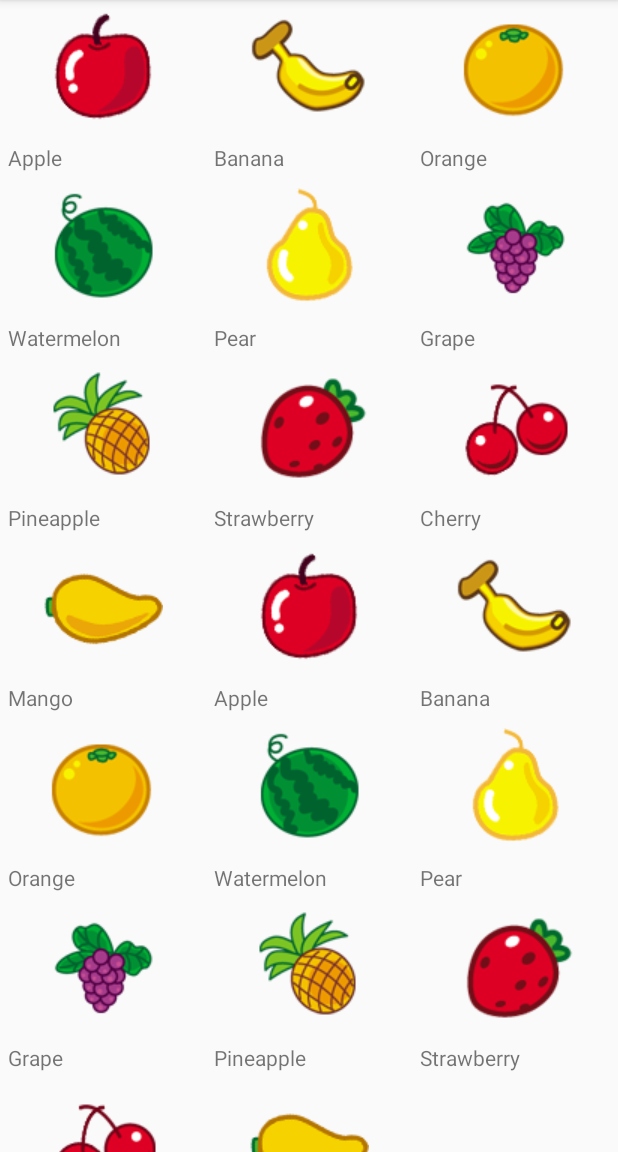
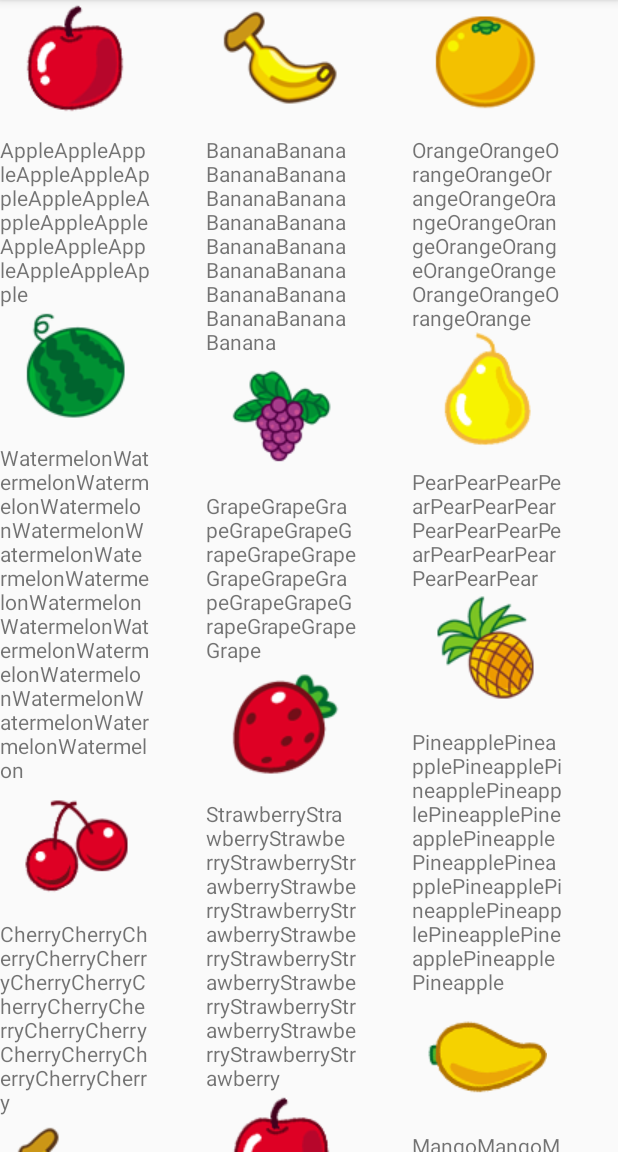
Before and after one commit to WildernessGods/android-demo, an Android app: the RecyclerActivity screen opened directly, with no data from a screen before it, on a phone screen of 412 x 824 dp, the part 84-1236 px from its top. Run offline under Robolectric (Android 15) with nearby library versions, the phone set to English and light mode, and no system bars.

```diff
--- a/app/src/main/java/com/wilderness/androiddemo/FruitAdapter.java
+++ b/app/src/main/java/com/wilderness/androiddemo/FruitAdapter.java
@@ -26,8 +26,8 @@ public class FruitAdapter extends RecyclerView.Adapter<FruitAdapter.ViewHolder>
         public ViewHolder(View view) {
             super(view);
             fruitView = view;
-            fruitImage = (ImageView) view.findViewById(R.id.fruit_image);
-            fruitName = (TextView) view.findViewById(R.id.fruit_name);
+            fruitImage = view.findViewById(R.id.fruit_image);
+            fruitName = view.findViewById(R.id.fruit_name);
         }
     }
 
--- a/app/src/main/java/com/wilderness/androiddemo/RecyclerActivity.java
+++ b/app/src/main/java/com/wilderness/androiddemo/RecyclerActivity.java
@@ -10,6 +10,7 @@ import com.wilderness.androiddemo.bean.Fruit;
 
 import java.util.ArrayList;
 import java.util.List;
+import java.util.Random;
 
 public class RecyclerActivity extends AppCompatActivity {
 
@@ -20,15 +21,18 @@ public class RecyclerActivity extends AppCompatActivity {
         super.onCreate(savedInstanceState);
         setContentView(R.layout.activity_recycler);
         initFruits();
-        RecyclerView recyclerView = (RecyclerView) findViewById(R.id.recycler_view);
+        RecyclerView recyclerView = findViewById(R.id.recycler_view);
         StaggeredGridLayoutManager layoutManager = new StaggeredGridLayoutManager(3, StaggeredGridLayoutManager.VERTICAL);
+//        LinearLayoutManager layoutManager = new LinearLayoutManager(this);
+//        layoutManager.setOrientation(LinearLayoutManager.HORIZONTAL);
+//        GridLayoutManager layoutManager = new GridLayoutManager(this, 3);
         recyclerView.setLayoutManager(layoutManager);
         FruitAdapter adapter = new FruitAdapter(fruitList);
         recyclerView.setAdapter(adapter);
     }
 
     private void initFruits() {
-        for (int i = 0; i < 2; i++) {
+        for (int i = 0; i < 10; i++) {
             Fruit apple = new Fruit(getRandomLengthName("Apple"), R.drawable.apple_pic);
             fruitList.add(apple);
             Fruit banana = new Fruit(getRandomLengthName("Banana"), R.drawable.banana_pic);
@@ -53,13 +57,12 @@ public class RecyclerActivity extends AppCompatActivity {
     }
 
     private String getRandomLengthName(String name) {
-//        Random random = new Random();
-//        int length = random.nextInt(20) + 1;
-//        StringBuilder builder = new StringBuilder();
-//        for (int i = 0; i < length; i++) {
-//            builder.append(name);
-//        }
-//        return builder.toString();
-        return name;
+        Random random = new Random();
+        int length = random.nextInt(20) + 1;
+        StringBuilder builder = new StringBuilder();
+        for (int i = 0; i < length; i++) {
+            builder.append(name);
+        }
+        return builder.toString();
     }
 }
--- a/app/src/main/res/layout/fruit_item.xml
+++ b/app/src/main/res/layout/fruit_item.xml
@@ -1,11 +1,8 @@
 <?xml version="1.0" encoding="utf-8"?>
 <LinearLayout xmlns:android="http://schemas.android.com/apk/res/android"
-    xmlns:tools="http://schemas.android.com/tools"
-    android:layout_width="match_parent"
+    android:layout_width="100dp"
     android:layout_height="wrap_content"
-    android:layout_margin="5dp"
-    android:orientation="vertical"
-    tools:ignore="UseCompoundDrawables">
+    android:orientation="vertical">
 
     <ImageView
         android:id="@+id/fruit_image"
@@ -18,8 +15,7 @@
         android:id="@+id/fruit_name"
         android:layout_width="wrap_content"
         android:layout_height="wrap_content"
-        android:layout_gravity="left"
-        android:layout_marginTop="10dp"
-        tools:ignore="RtlHardcoded" />
+        android:layout_gravity="center_horizontal"
+        android:layout_marginTop="10dp" />
 
 </LinearLayout>
```
